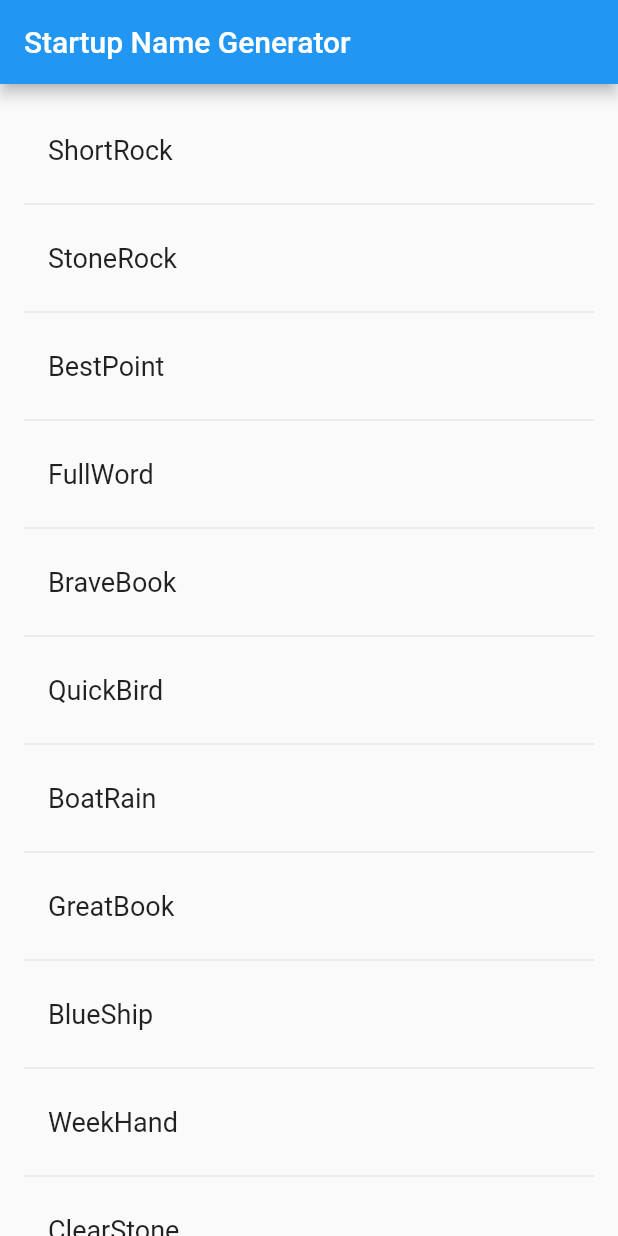
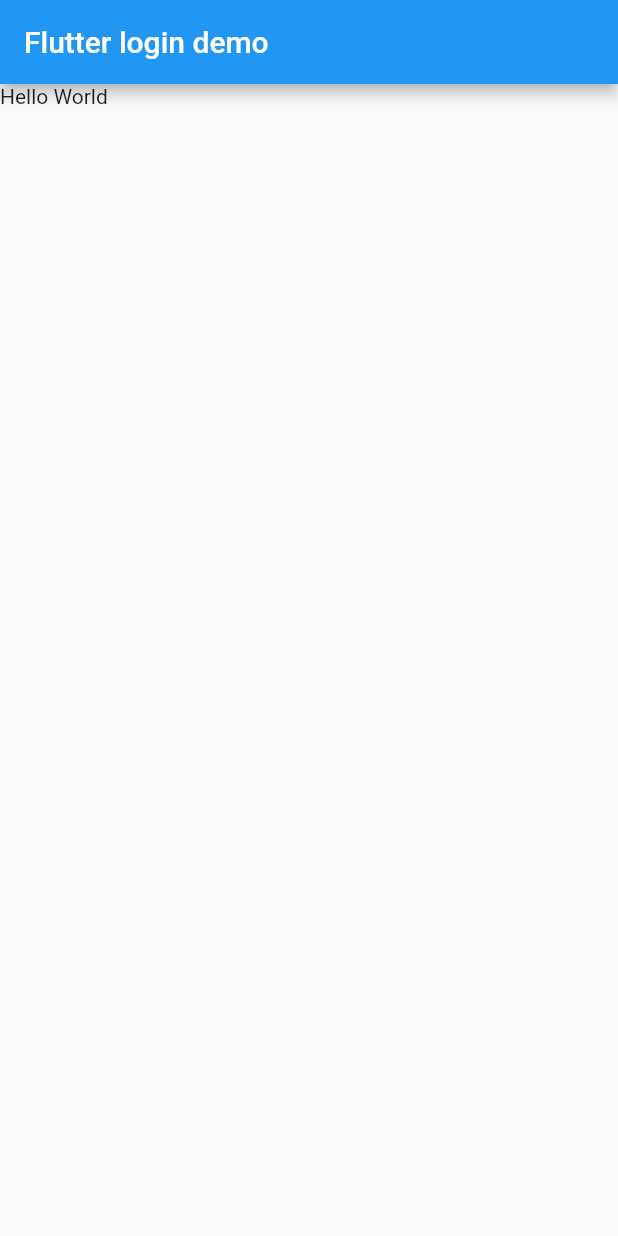
Before and after one commit to Croissant0719/project_flutter, a Flutter app: the screen it shows after launch, on a phone screen of 412 x 824 dp. Run offline on Flutter 3.47's test engine with Material 2 defaults, Android fonts, the phone set to English and light mode, and no system bars.

Commit message:
Add first login page

```diff
--- /dev/null
+++ b/lib/login_page.dart
@@ -0,0 +1,16 @@
+import 'package:flutter/material.dart';
+
+class LoginPage extends StatelessWidget {
+
+  @override
+  Widget build(BuildContext context) {
+    return new Scaffold(
+      appBar: new AppBar(
+        title: new Text('Flutter login demo'),
+      ),
+        body: new Container(
+          child: new Text('Hello World'),
+        ),
+    );
+  }
+}
--- a/lib/main.dart
+++ b/lib/main.dart
@@ -1,60 +1,21 @@
 import 'package:flutter/material.dart';
-import 'package:english_words/english_words.dart';
+import 'login_page.dart';
 
-void main() => runApp(MyApp());
+void main() {
+  runApp(new MyApp());
+}
 
 class MyApp extends StatelessWidget {
+
   @override
   Widget build(BuildContext context) {
+
     return new MaterialApp(
-      title: 'Startup Name Generator',
-      home: new RandomWords(),
+      title: 'Flutter login demo',
+      theme: new ThemeData(
+        primarySwatch: Colors.blue,
+      ),
+      home: new LoginPage()
     );
   }
 }
-
-class RandomWords extends StatefulWidget {
-  @override
-  RandomWordsState createState() => new RandomWordsState();
-}
-
-class RandomWordsState extends State<RandomWords> {
-  final List<WordPair> _suggestions = <WordPair>[];
-  final TextStyle _biggerFont = const TextStyle(fontSize: 18.0);
-
-  @override
-  Widget build(BuildContext context) {
-    return new Scaffold(
-      appBar: new AppBar(
-        title: new Text('Startup Name Generator'),
-      ),
-      body: _buildSuggestinos(),
-    );
-  }
-
-  Widget _buildSuggestinos() {
-    return new ListView.builder(
-      padding: const EdgeInsets.all(16.0),
-      itemBuilder: (BuildContext _context, int i) {
-        if (i.isOdd) {
-          return new Divider();
-        }
-
-        final int index = i ~/ 2;
-        if (index >= _suggestions.length) {
-          _suggestions.addAll(generateWordPairs().take(10));
-        }
-        return _buildRow(_suggestions[index]);
-      }
-    );
-  }
-
-  Widget _buildRow(WordPair pair) {
-    return new ListTile(
-      title: new Text(
-        pair.asPascalCase,
-        style: _biggerFont,
-      ),
-    );
-  }
-}
```
